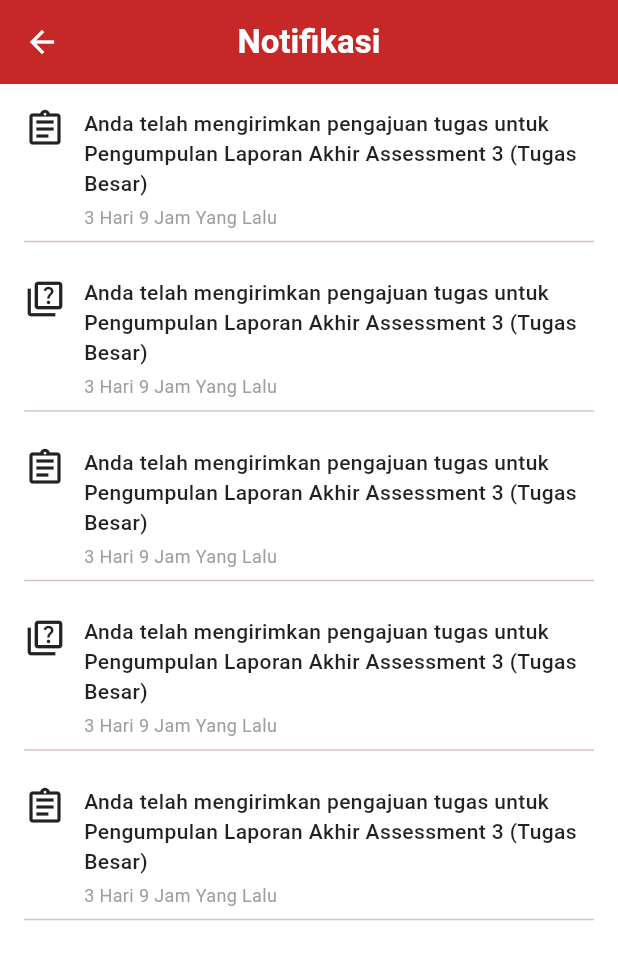
After one commit to wahyudiRomadhoni/learngapp, a Flutter app: the NotificationScreen screen opened directly, on a phone screen of 412 x 824 dp. The commit adds this screen. Shown: the top 960 px of the screen. Run offline on Flutter 3.47's test engine with Material 3 defaults, Android fonts, the phone set to English and light mode, and no system bars.

Commit message:
membuat tab notifikasi

```diff
--- a/lib/screens/dashboard_screen.dart
+++ b/lib/screens/dashboard_screen.dart
@@ -4,6 +4,7 @@ import '../screens/announcement_screen.dart';
 import '../widgets/class_progress_card.dart';
 import '../screens/my_classes_screen.dart';
 import '../screens/profile_screen.dart';
+import '../screens/notification_screen.dart';
 
 class DashboardScreen extends StatelessWidget {
   const DashboardScreen({super.key});
@@ -246,6 +247,11 @@ class DashboardScreen extends StatelessWidget {
               context,
               MaterialPageRoute(builder: (context) => const MyClassesScreen()),
             );
+          } else if (index == 2) {
+             Navigator.push(
+              context,
+              MaterialPageRoute(builder: (context) => const NotificationScreen()),
+            );
           }
         },
       ),
--- /dev/null
+++ b/lib/screens/notification_screen.dart
@@ -0,0 +1,96 @@
+import 'package:flutter/material.dart';
+
+class NotificationScreen extends StatelessWidget {
+  const NotificationScreen({super.key});
+
+  @override
+  Widget build(BuildContext context) {
+    return Scaffold(
+      backgroundColor: Colors.white,
+      appBar: AppBar(
+        backgroundColor: const Color(0xFFC62828), // Themed Red Background
+        title: const Text(
+          'Notifikasi',
+          style: TextStyle(fontWeight: FontWeight.bold, color: Colors.white),
+        ),
+        centerTitle: true,
+        leading: IconButton(
+          icon: const Icon(Icons.arrow_back, color: Colors.white),
+          onPressed: () => Navigator.pop(context),
+        ),
+      ),
+      body: ListView(
+        padding: const EdgeInsets.all(16.0),
+        children: [
+          _buildNotificationItem(
+            icon: Icons.assignment_outlined,
+            text: 'Anda telah mengirimkan pengajuan tugas untuk Pengumpulan Laporan Akhir Assessment 3 (Tugas Besar)',
+            time: '3 Hari 9 Jam Yang Lalu',
+          ),
+          const Divider(),
+          const SizedBox(height: 16),
+          _buildNotificationItem(
+            icon: Icons.quiz_outlined,
+            text: 'Anda telah mengirimkan pengajuan tugas untuk Pengumpulan Laporan Akhir Assessment 3 (Tugas Besar)',
+            time: '3 Hari 9 Jam Yang Lalu',
+          ),
+          const Divider(),
+          const SizedBox(height: 16),
+           _buildNotificationItem(
+            icon: Icons.assignment_outlined,
+            text: 'Anda telah mengirimkan pengajuan tugas untuk Pengumpulan Laporan Akhir Assessment 3 (Tugas Besar)',
+            time: '3 Hari 9 Jam Yang Lalu',
+          ),
+          const Divider(),
+          const SizedBox(height: 16),
+           _buildNotificationItem(
+            icon: Icons.quiz_outlined,
+            text: 'Anda telah mengirimkan pengajuan tugas untuk Pengumpulan Laporan Akhir Assessment 3 (Tugas Besar)',
+            time: '3 Hari 9 Jam Yang Lalu',
+          ),
+          const Divider(),
+          const SizedBox(height: 16),
+           _buildNotificationItem(
+            icon: Icons.assignment_outlined,
+            text: 'Anda telah mengirimkan pengajuan tugas untuk Pengumpulan Laporan Akhir Assessment 3 (Tugas Besar)',
+            time: '3 Hari 9 Jam Yang Lalu',
+          ),
+          const Divider(),
+        ],
+      ),
+    );
+  }
+
+  Widget _buildNotificationItem({required IconData icon, required String text, required String time}) {
+    return Row(
+      crossAxisAlignment: CrossAxisAlignment.start,
+      children: [
+        Icon(icon, size: 28, color: Colors.black87),
+        const SizedBox(width: 12),
+        Expanded(
+          child: Column(
+            crossAxisAlignment: CrossAxisAlignment.start,
+            children: [
+              Text(
+                text,
+                style: const TextStyle(
+                  fontSize: 14,
+                  fontWeight: FontWeight.w500,
+                  color: Colors.black87,
+                ),
+              ),
+              const SizedBox(height: 4),
+              Text(
+                time,
+                style: const TextStyle(
+                  fontSize: 12,
+                  color: Colors.grey,
+                ),
+              ),
+            ],
+          ),
+        ),
+      ],
+    );
+  }
+}
```
